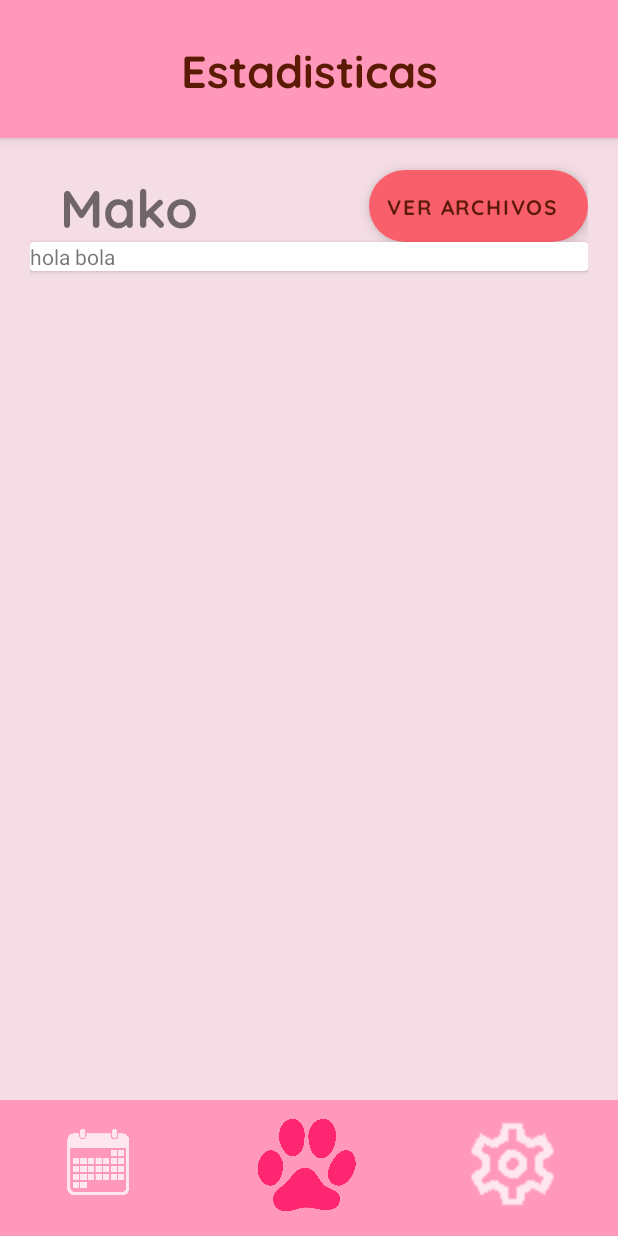
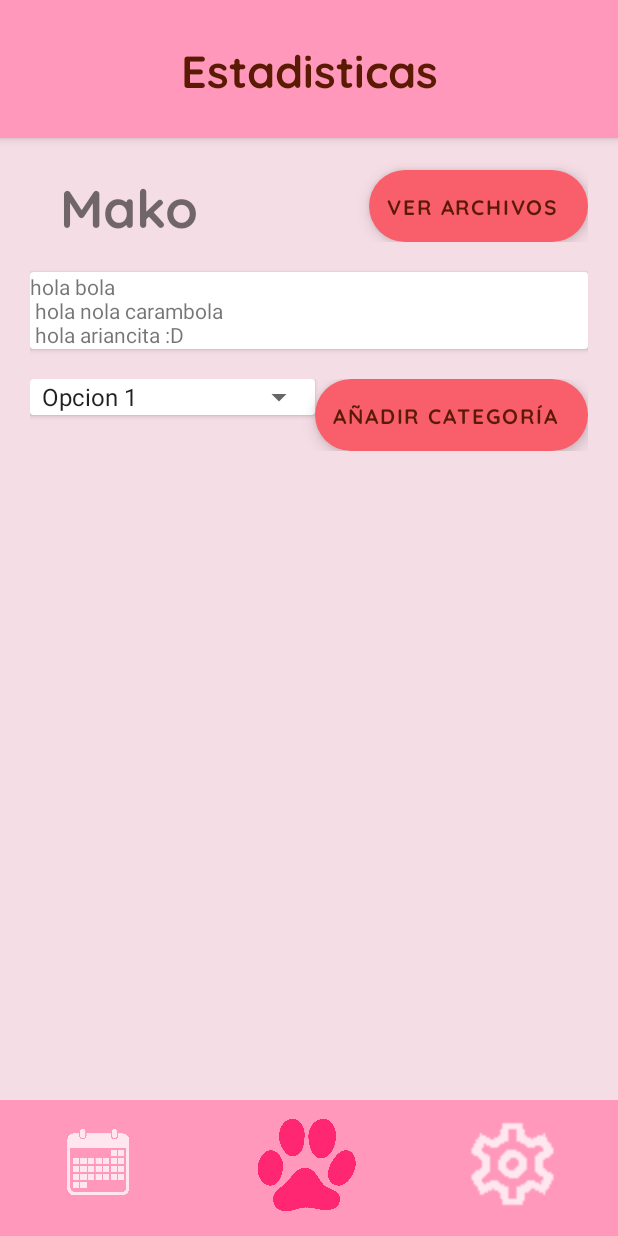
Before and after one commit to FrumpleQuest/AppsMoviles, an Android app: the estadisticas screen opened directly, with no data from a screen before it, on a phone screen of 412 x 824 dp. Run offline under Robolectric (Android 15) with nearby library versions, the light colour scheme and no system bars.

Commit message:
estadisticas un poco avanzadas

```diff
--- a/app/src/main/java/com/example/appsmoviles/estadisticas.java
+++ b/app/src/main/java/com/example/appsmoviles/estadisticas.java
@@ -2,15 +2,31 @@ package com.example.appsmoviles;
 
 import android.os.Bundle;
 import android.util.Log;
+import android.widget.AdapterView;
+import android.widget.ArrayAdapter;
+import android.widget.Spinner;
 
 import androidx.appcompat.app.AppCompatActivity;
 
 public class estadisticas extends AppCompatActivity {
+
+    String[] strings = {"Opcion 1", "Opcion 2", "Opcion 3"};
+
     @Override
     protected void onCreate(Bundle savedInstanceState){
-        Log.d("Bug","hola");
-
         super.onCreate(savedInstanceState);
         setContentView(R.layout.estadisticas);
     }
+
+    @Override
+    public void onResume() {
+        super.onResume();
+
+        Spinner spin = (Spinner) findViewById(R.id.spinner);
+        Log.d("spinner ql","hola");
+
+        ArrayAdapter adaptador = new ArrayAdapter(this,android.R.layout.simple_spinner_item,strings);
+        adaptador.setDropDownViewResource(android.R.layout.simple_spinner_dropdown_item);
+        spin.setAdapter(adaptador);
+    }
 }
--- a/app/src/main/java/com/example/appsmoviles/recordatorios.java
+++ b/app/src/main/java/com/example/appsmoviles/recordatorios.java
@@ -30,6 +30,8 @@ public class recordatorios extends AppCompatActivity {
         super.onResume();
         //Ahora crear la listview ocurre en una funcion aparte
         crearListview();
+
+
 
         //Codigo duplicado
         ImageButton recordatorio= (ImageButton) findViewById(R.id.recordatorio);
--- a/app/src/main/res/layout/estadisticas.xml
+++ b/app/src/main/res/layout/estadisticas.xml
@@ -59,14 +59,43 @@
 
         <androidx.cardview.widget.CardView
             android:layout_width="match_parent"
-            android:layout_height="wrap_content">
+            android:layout_height="wrap_content"
+            android:layout_marginTop="20dp">
             <TextView
                 android:layout_width="match_parent"
                 android:layout_height="match_parent"
-                android:text="hola bola">
+                android:text="hola bola \n hola nola carambola \n hola ariancita :D">
             </TextView>
 
         </androidx.cardview.widget.CardView>
+
+        <LinearLayout
+            android:layout_width="match_parent"
+            android:layout_height="wrap_content"
+            android:orientation="horizontal"
+            android:layout_marginTop="20dp">
+
+            <androidx.cardview.widget.CardView
+                android:layout_width="wrap_content"
+                android:layout_height="wrap_content"
+                android:layout_weight="1">
+                <Spinner
+                    android:id="@+id/spinner"
+                    android:layout_width="match_parent"
+                    android:layout_height="wrap_content" />
+            </androidx.cardview.widget.CardView>
+
+            <com.google.android.material.floatingactionbutton.ExtendedFloatingActionButton
+                android:id="@+id/extended_fab_2"
+                android:layout_width="wrap_content"
+                android:layout_height="wrap_content"
+                android:layout_gravity="bottom|right"
+                android:fontFamily="@font/quicksand_bold"
+                android:textColor="#5b1a04"
+                android:text="Añadir Categoría"
+                app:backgroundTint="#f85f6a"/>
+
+        </LinearLayout>
 
 
 
```
